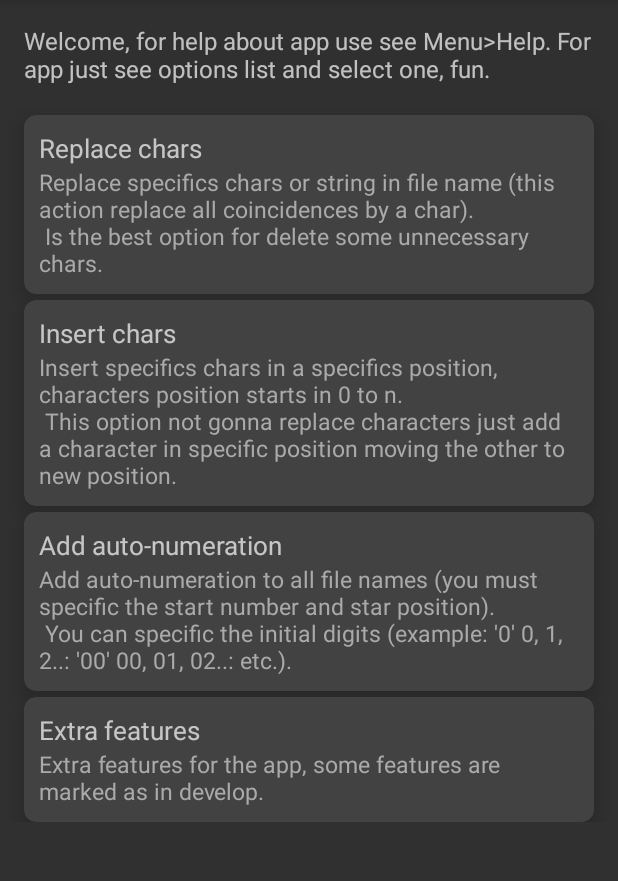
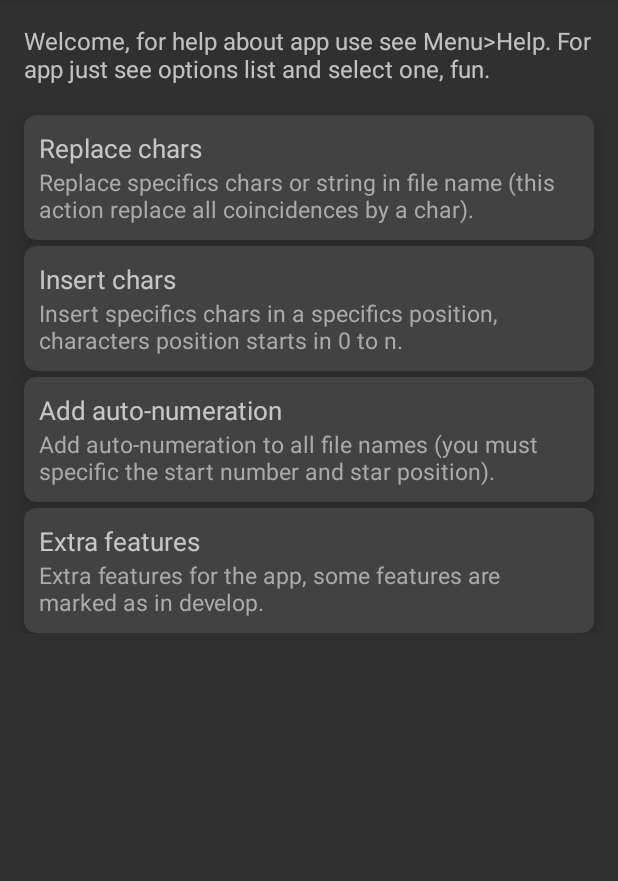
Before and after one commit to Devil64-Dev/app_my_file_rename, an Android app: the screen it shows after launch (MainActivity), on a phone screen of 412 x 824 dp, the part 84-965 px from its top. Run offline under Robolectric (Android 15) with nearby library versions, the phone set to English and light mode, and no system bars.

Commit message:
Fix info in strings

```diff
--- a/app/src/main/res/values/strings.xml
+++ b/app/src/main/res/values/strings.xml
@@ -14,12 +14,9 @@
 
     <!-- DESCRIPTION ARRAY -->
     <string-array name="options_description">
-        <item>Replace specifics chars or string in file name (this action replace all coincidences by a char).\
-            Is the best option for delete some unnecessary chars.</item>
-        <item>Insert specifics chars in a specifics position, characters position starts in 0 to n.\
-            This option not gonna replace characters just add a character in specific position moving the other to new position.</item>
-        <item>Add auto-numeration to all file names (you must specific the start number and star position).\
-            You can specific the initial digits (example: \'0\' 0, 1, 2..: \'00\' 00, 01, 02..: etc.).</item>
+        <item>Replace specifics chars or string in file name (this action replace all coincidences by a char).</item>
+        <item>Insert specifics chars in a specifics position, characters position starts in 0 to n.</item>
+        <item>Add auto-numeration to all file names (you must specific the start number and star position).</item>
         <item>Extra features for the app, some features are marked as in develop.</item>
     </string-array>
 </resources>
```
